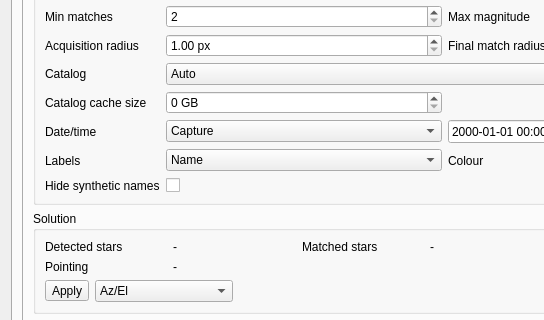
Qt form plugins/feature/camera/camerasettingsdialog.ui (srcejon/sdrangel) before a commit; both pictures show x 0 to 544 and y 318 to 638 of the 854 by 914 pixel window.
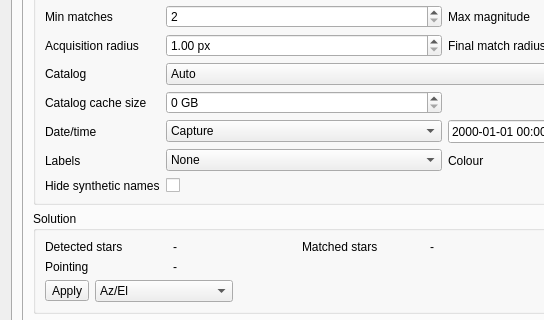
The same form after that commit. The open tabs and pages were chosen to show the change. Icons and pictures are not drawn. Custom widgets are drawn as their Qt base class.

Commit message: Update camera overlay label options

Diff of the .ui file:
```diff
--- a/plugins/feature/camera/camerasettingsdialog.ui
+++ b/plugins/feature/camera/camerasettingsdialog.ui
@@ -6300,6 +6300,11 @@
                 <property name="toolTip">
                  <string>Chooses which catalog information is shown next to solved star labels.</string>
                 </property>
+                <item>
+                 <property name="text">
+                  <string>None</string>
+                 </property>
+                </item>
                 <item>
                  <property name="text">
                   <string>Name</string>
```
The commit also changes 5 other files.
